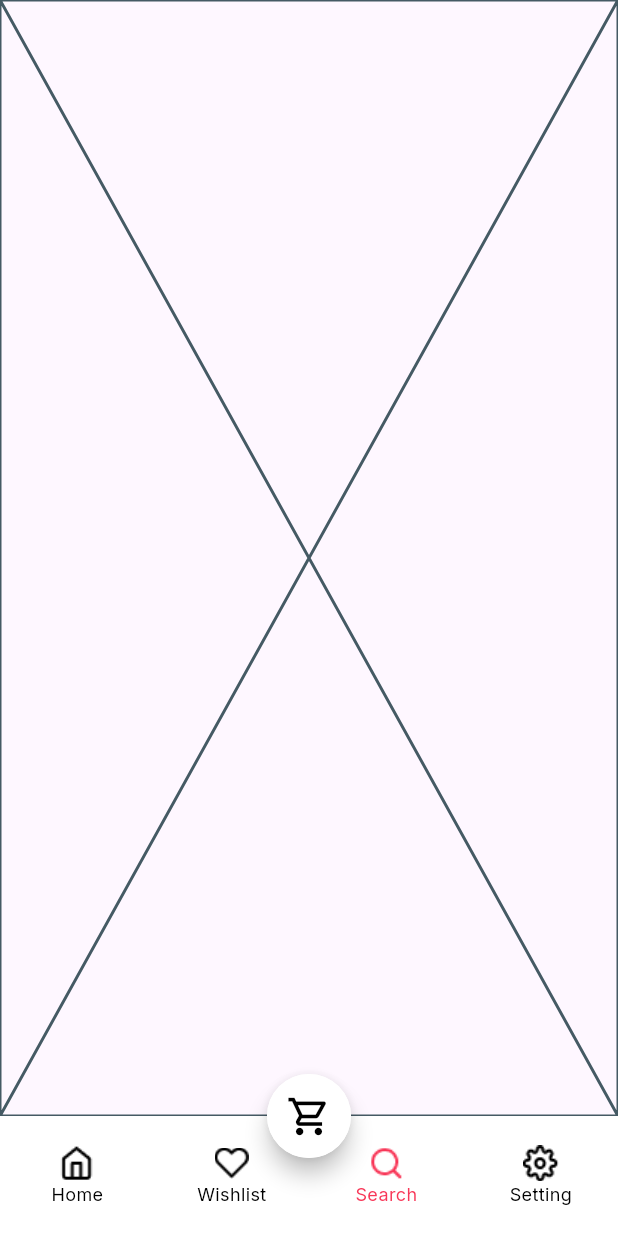
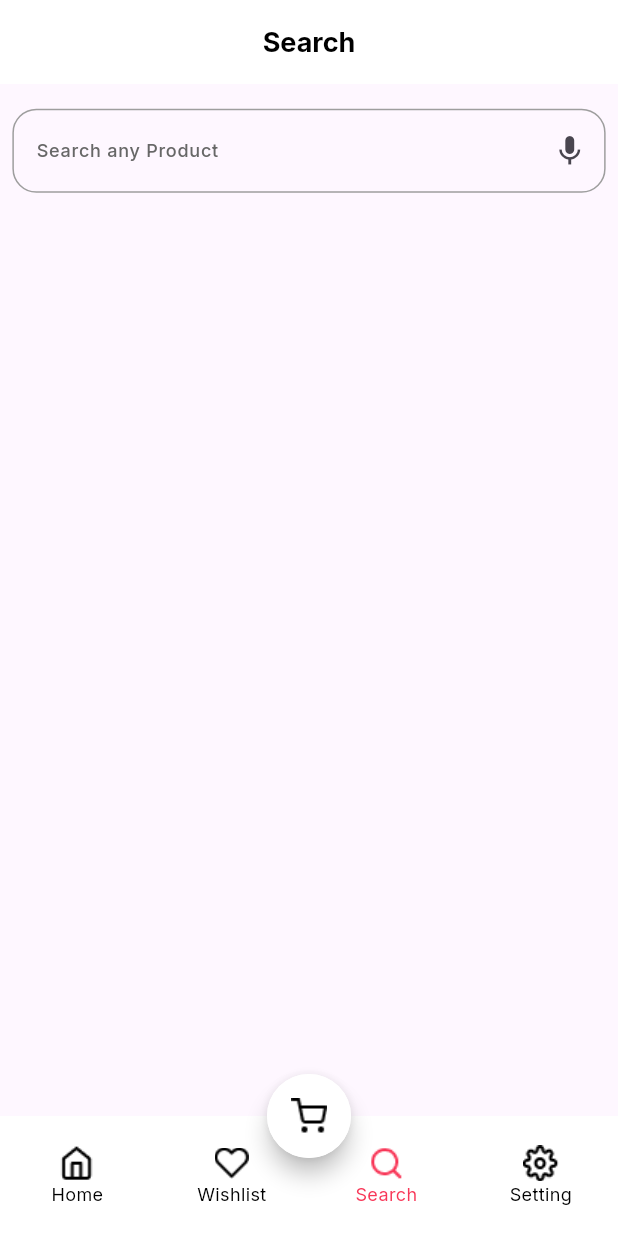
Before and after one commit to yousefelsay81-source/e_commerce, a Flutter app: the screen it shows after launch, item 3 of the bottom bar chosen, on a phone screen of 412 x 824 dp. Run offline on Flutter 3.47's test engine with Material 3 defaults, Android fonts, the phone set to English and light mode, and no system bars; our stand-ins replace flutter_image_slideshow, google_fonts.

Commit message:
add shopping card

```diff
--- a/lib/config/routes.dart
+++ b/lib/config/routes.dart
@@ -5,4 +5,5 @@ class AppRoutes
   static const String forgetPasswordRoute = "forgetPassword_screen";
   static const String getStartedRoute = "getStarted_screen";
   static const String routeName = "profile_screen";
+  static const String shoppingName = "shopping_screen";
 }
--- a/lib/core/utils/app_colors.dart
+++ b/lib/core/utils/app_colors.dart
@@ -7,6 +7,8 @@ class AppColors {
   static const Color greyColor = Colors.grey;
   static const Color redColor = Colors.red;
   static const Color yellowColor = Colors.yellow;
+  static const Color blueColor = Colors.blue;
+  static const Color greenColor = Colors.green;
   static const Color textFormFiledColor = Color(0xff676767);
   static const Color forgetPasswordColor = Color(0xffF83758);
   static const Color circleAvatarColor = Color(0xFFFF8A9E);
--- a/lib/core/utils/app_images.dart
+++ b/lib/core/utils/app_images.dart
@@ -18,4 +18,5 @@ class AppImages {
   static const String bannerImage2 = "assets/unsplash_NoVnXXmDNi0.png";
   static const String productImage = "assets/Mask Group.png";
   static const String blackWinterImage = "assets/blackWinter (1).png";
+  static const String shoppingIcon = "assets/shopping-cart 2.png";
 }
--- a/lib/core/utils/app_styles.dart
+++ b/lib/core/utils/app_styles.dart
@@ -22,4 +22,8 @@ class AppStyles
   static TextStyle semiBold18Black = GoogleFonts.inter(
       fontWeight: FontWeight.w700,fontSize: 18,color: AppColors.blackColor
   );
+  static TextStyle medium16white = GoogleFonts.inter(
+      fontWeight: FontWeight.w500,fontSize: 16,color: AppColors.whiteColor
+  );
+
 }
--- a/lib/features/get_started_screen.dart
+++ b/lib/features/get_started_screen.dart
@@ -1,5 +1,4 @@
 import 'package:e_commerce/components/custom_elevated_button.dart';
-import 'package:e_commerce/core/utils/app_images.dart';
 import 'package:e_commerce/core/utils/app_styles.dart';
 import 'package:flutter/material.dart';
 
--- a/lib/features/profile_screen/profile_screen.dart
+++ b/lib/features/profile_screen/profile_screen.dart
@@ -60,8 +60,10 @@ class _ProfileScreenState extends State<ProfileScreen> {
         ),
       ),
       floatingActionButton: FloatingActionButton(
-        onPressed: (){},
-        child: Icon(Icons.shopping_cart_outlined,size: 30,color: AppColors.blackColor,),),
+        onPressed: (){
+          Navigator.of(context).pushNamed(AppRoutes.shoppingName);
+        },
+        child: Image.asset(AppImages.shoppingIcon),),
       floatingActionButtonLocation: FloatingActionButtonLocation.centerDocked,
       body: tabs[selectedIndex],
     );
--- a/lib/features/tabs/search/search_tab.dart
+++ b/lib/features/tabs/search/search_tab.dart
@@ -1,3 +1,5 @@
+import 'package:e_commerce/components/custom_text_filed.dart';
+import 'package:e_commerce/core/utils/app_styles.dart';
 import 'package:flutter/material.dart';
 
 class SearchTap extends StatefulWidget {
@@ -8,8 +10,29 @@ class SearchTap extends StatefulWidget {
 }
 
 class _SearchTapState extends State<SearchTap> {
+
   @override
   Widget build(BuildContext context) {
-    return const Placeholder();
+    var height = MediaQuery.of(context).size.height;
+    var width = MediaQuery.of(context).size.width;
+    return Scaffold(
+      appBar: AppBar(
+        title: Text("Search", style: AppStyles.semiBold18Black,),
+        centerTitle: true,
+      ),
+      body: Container(
+        padding: EdgeInsets.symmetric(vertical: height * .02, horizontal: width * .02),
+        child: Column(
+          children: [
+            SizedBox(
+              height: height * .07,
+                child: CustomTextFiled(labelText: "Search any Product",
+                  suffixIcon: Icon(Icons.mic),
+                )),
+
+          ],
+        ),
+      ),
+    );
   }
 }
--- a/lib/features/tabs/setting/setting_tab.dart
+++ b/lib/features/tabs/setting/setting_tab.dart
@@ -10,6 +10,6 @@ class SettingTab extends StatefulWidget {
 class _SettingTabState extends State<SettingTab> {
   @override
   Widget build(BuildContext context) {
-    return const Placeholder();
+    return Scaffold();
   }
 }
--- a/lib/main.dart
+++ b/lib/main.dart
@@ -3,6 +3,7 @@ import 'package:e_commerce/features/forgetPassword_screen/forgetPassword_screen.
 import 'package:e_commerce/features/get_started_screen.dart';
 import 'package:e_commerce/features/profile_screen/profile_screen.dart';
 import 'package:e_commerce/features/register_screen/register_screen.dart';
+import 'package:e_commerce/features/tabs/shopping/shopping_screen.dart';
 import 'package:flutter/material.dart';
 import 'config/theme.dart';
 import 'features/login_screen/login_screen.dart';
@@ -26,6 +27,7 @@ class MyApp extends StatelessWidget {
         AppRoutes.loginRoute: (context) => LoginScreen(),
         AppRoutes.registerRoute: (context) => RegisterScreen(),
         AppRoutes.forgetPasswordRoute: (context) => ForgetPasswordScreen(),
+        AppRoutes.shoppingName: (context) => ShoppingScreen(),
       },
     );
   }
```
Also changed, not shown: lib/features/tabs/shopping/custom_bottom.dart (added, +35 -0 lines), lib/features/tabs/shopping/shopping_screen.dart (+26 -2 lines), lib/features/tabs/whilist/favorite_tab.dart (+6 -1 lines), assets/2.0x/shopping-cart 2@2x.png (added), assets/3.0x/shopping-cart 2@3x.png (added), assets/shopping-cart 2.png (added).
